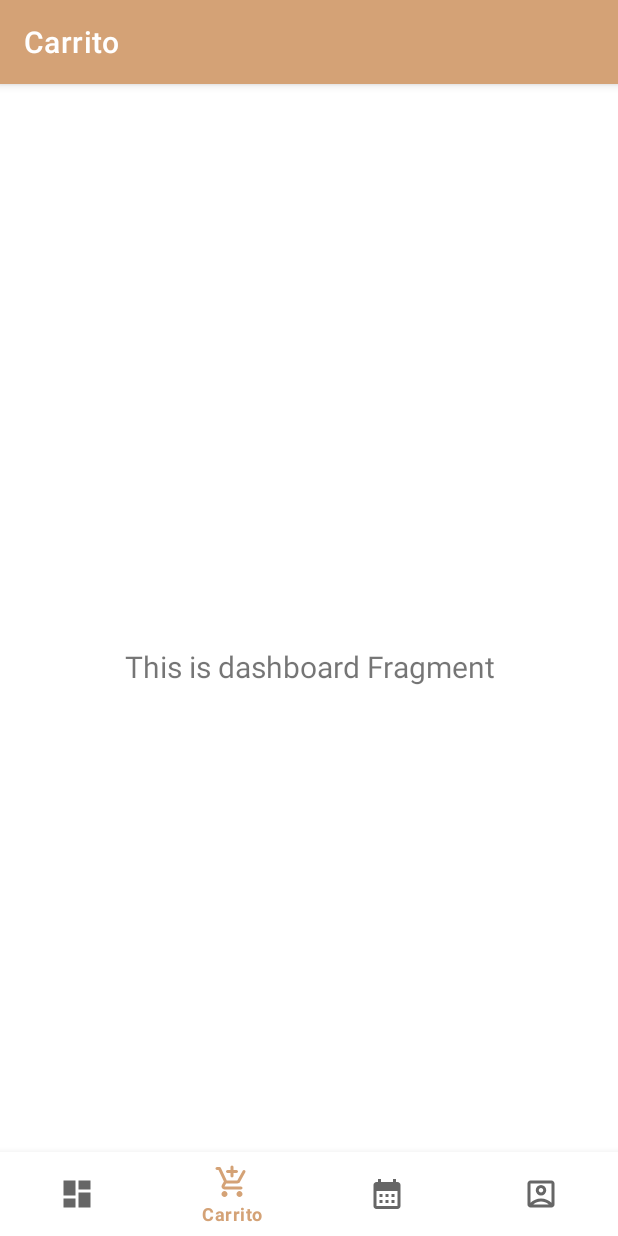
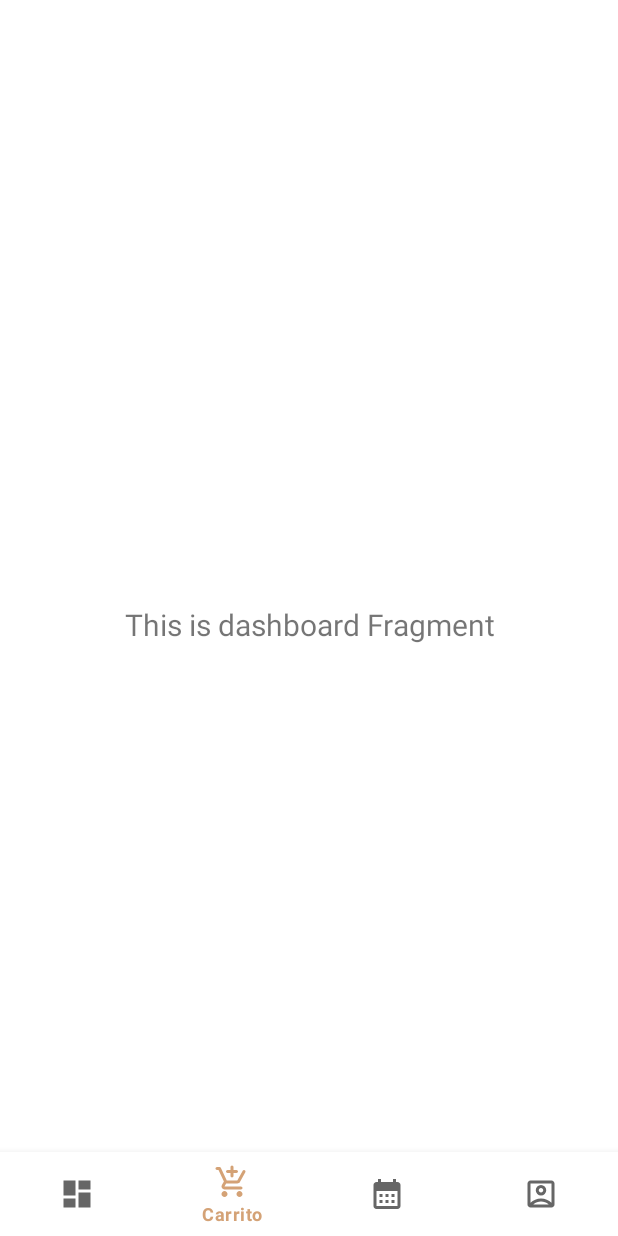
Before and after one commit to JesusLopez28/HappyPets, an Android app: the MainActivity screen opened directly, with no data from a screen before it, item 2 of the bottom bar chosen, on a phone screen of 412 x 824 dp. Run offline under Robolectric (Android 15) with nearby library versions, the phone set to English and light mode, and no system bars; our stand-ins replace navigation-ui.

Commit message:
Mochilazo NoActionBar

```diff
--- a/app/src/main/java/com/example/happypets/MainActivity.kt
+++ b/app/src/main/java/com/example/happypets/MainActivity.kt
@@ -22,14 +22,6 @@ class MainActivity : AppCompatActivity() {
         val navView: BottomNavigationView = binding.navView
 
         val navController = findNavController(R.id.nav_host_fragment_activity_main)
-        // Passing each menu ID as a set of Ids because each
-        // menu should be considered as top level destinations.
-        val appBarConfiguration = AppBarConfiguration(
-            setOf(
-                R.id.navigation_catalogo, R.id.navigation_carrito, R.id.navigation_citas_user,R.id.navigation_perfil
-            )
-        )
-        setupActionBarWithNavController(navController, appBarConfiguration)
         navView.setupWithNavController(navController)
     }
 }
--- a/app/src/main/res/values-night/themes.xml
+++ b/app/src/main/res/values-night/themes.xml
@@ -1,6 +1,7 @@
 <resources xmlns:tools="http://schemas.android.com/tools">
     <!-- Base application theme. -->
-    <style name="Theme.HappyPets" parent="Theme.MaterialComponents.DayNight.DarkActionBar">
+    <!-- Sin action bar -->
+    <style name="Theme.HappyPets" parent="Theme.MaterialComponents.DayNight.NoActionBar">
         <!-- Primary brand color. -->
         <item name="colorPrimary">@color/brown_200</item>
         <item name="colorPrimaryVariant">@color/brown_700</item>
--- a/app/src/main/res/values/themes.xml
+++ b/app/src/main/res/values/themes.xml
@@ -1,6 +1,7 @@
 <resources xmlns:tools="http://schemas.android.com/tools">
     <!-- Base application theme. -->
-    <style name="Theme.HappyPets" parent="Theme.MaterialComponents.DayNight.DarkActionBar">
+    <!-- Sin action bar -->
+    <style name="Theme.HappyPets" parent="Theme.MaterialComponents.DayNight.NoActionBar">
         <!-- Primary brand color. -->
         <item name="colorPrimary">@color/brown_300</item>
         <item name="colorPrimaryVariant">@color/brown_700</item>
```
Also changed, not shown: app/src/main/java/com/example/happypets/MainActivity2.kt (+0 -8 lines).
